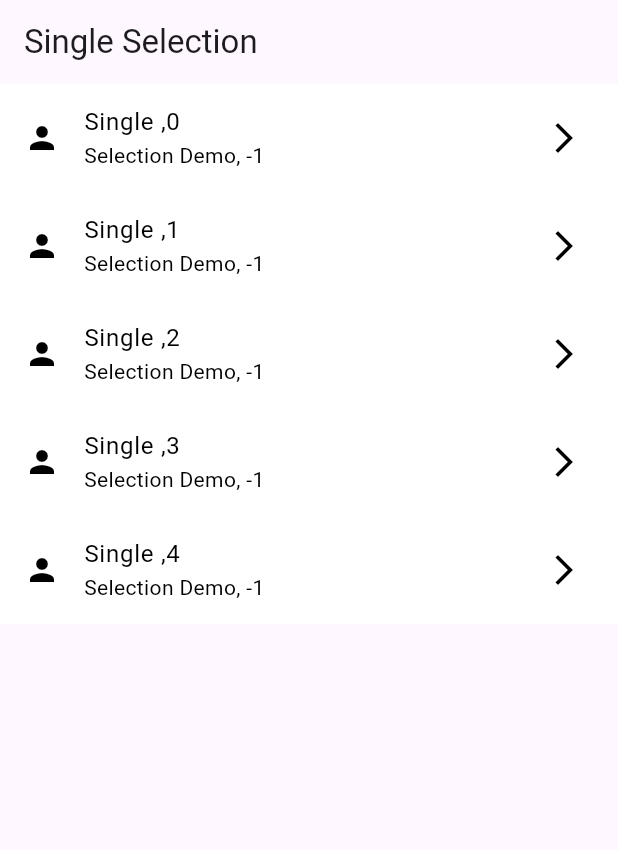
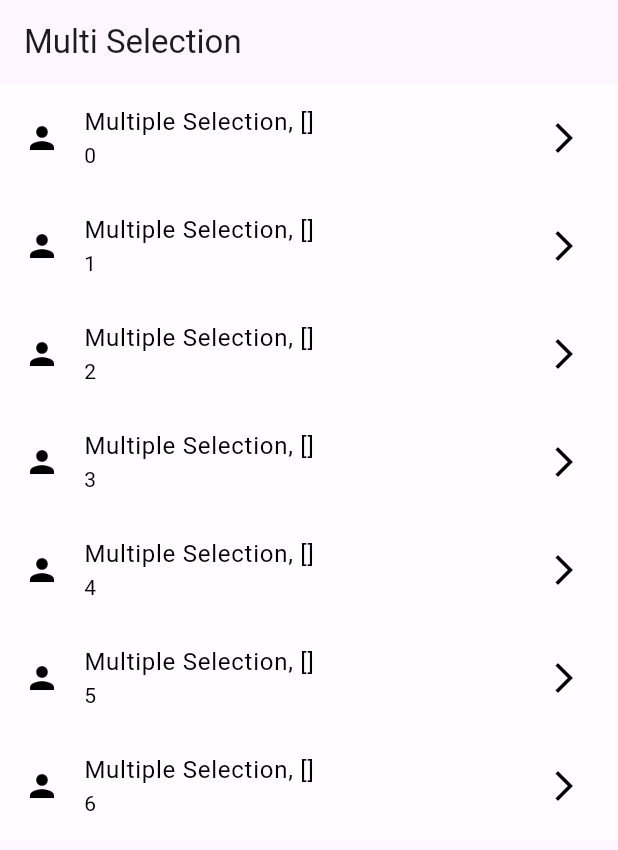
Before and after one commit to AbRehman536/Flutter_sec_5, a Flutter app: the screen it shows after launch, on a phone screen of 412 x 824 dp. Shown: the top 850 px of the screen. Run offline on Flutter 3.47's test engine with Material 3 defaults, Android fonts, the phone set to English and light mode, and no system bars.

Commit message:
multiple selection done

```diff
--- a/lib/main.dart
+++ b/lib/main.dart
@@ -3,6 +3,7 @@
 import 'package:flutter_sec_5/assets_image.dart';
 import 'package:flutter_sec_5/listtiledemo.dart';
 import 'package:flutter_sec_5/login_page.dart';
+import 'package:flutter_sec_5/multiple_selection.dart';
 import 'package:flutter_sec_5/network_image.dart';
 import 'package:flutter_sec_5/row_column.dart';
 import 'package:flutter_sec_5/single_selection.dart';
@@ -38,7 +39,7 @@
         colorScheme: ColorScheme.fromSeed(seedColor: Colors.deepPurple),
         useMaterial3: true,
       ),
-      home: SingleSelectionDemo(),
+      home: MultipleSelectionDemo(),
     );
   }
 }
--- /dev/null
+++ b/lib/multiple_selection.dart
@@ -0,0 +1,41 @@
+import 'package:flutter/material.dart';
+
+class MultipleSelectionDemo extends StatefulWidget {
+  const MultipleSelectionDemo({super.key});
+
+  @override
+  State<MultipleSelectionDemo> createState() => _MultipleSelectionDemoState();
+}
+
+class _MultipleSelectionDemoState extends State<MultipleSelectionDemo> {
+  List<int> selectedIndex = [];
+  @override
+  Widget build(BuildContext context) {
+    return Scaffold(
+      appBar: AppBar(title: Text("Multi Selection"),),
+      body: ListView.builder(
+        itemCount: 7,
+        itemBuilder: (context, i){
+         return ListTile(
+           onTap: (){
+             if(selectedIndex.contains(i)){
+               selectedIndex.remove(i);
+             }
+             else{
+               selectedIndex.add(i);
+             }
+             setState(() {});
+           },
+           tileColor: selectedIndex.contains(i) ? Colors.blue : Colors.white70,
+           textColor: selectedIndex.contains(i) ? Colors.white : Colors.black,
+           iconColor: selectedIndex.contains(i) ? Colors.white : Colors.black,
+            leading: Icon(Icons.person),
+            title: Text("Multiple Selection, $selectedIndex"),
+           subtitle: Text("$i"),
+            trailing: Icon(Icons.arrow_forward_ios_sharp),
+          );
+        }
+      ),
+    );
+  }
+}
```
